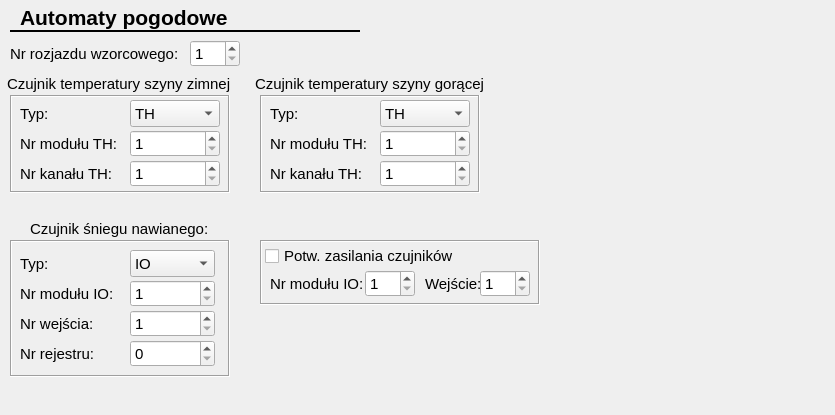
This is CfgForms/cweatherautomform.ui in kaczmar55/koneor_v2 as Qt 5 draws it before an edit. The edited form follows.
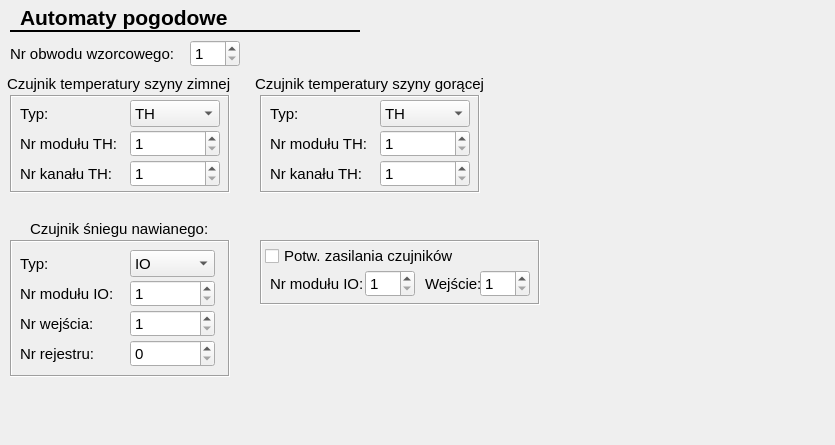
This is the edited form.

What changed in the file:
```diff
--- a/CfgForms/cweatherautomform.ui
+++ b/CfgForms/cweatherautomform.ui
@@ -7,7 +7,7 @@
     <x>0</x>
     <y>0</y>
     <width>835</width>
-    <height>415</height>
+    <height>445</height>
    </rect>
   </property>
   <property name="windowTitle">
@@ -67,11 +67,12 @@
    </property>
    <property name="font">
     <font>
+     <family>Arial</family>
      <pointsize>11</pointsize>
     </font>
    </property>
    <property name="text">
-    <string>Nr rozjazdu wzorcowego:</string>
+    <string>Nr obwodu wzorcowego:</string>
    </property>
   </widget>
   <widget class="QFrame" name="sensorHotFrame">
```
Left out of the diff: 30 changed lines with no effect on the pictures.
